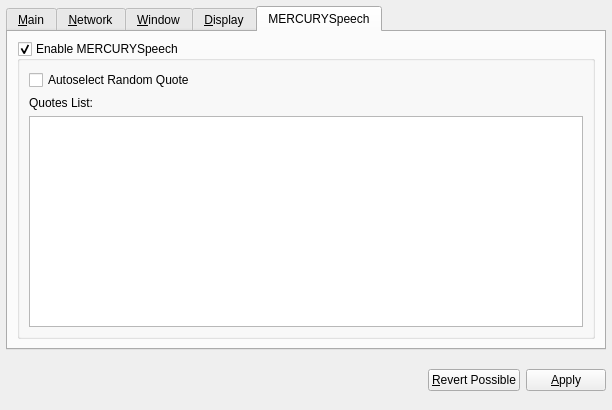
Qt form src/qt/forms/optionsdialog.ui (CyberCriminal0/Mercury) before a commit.
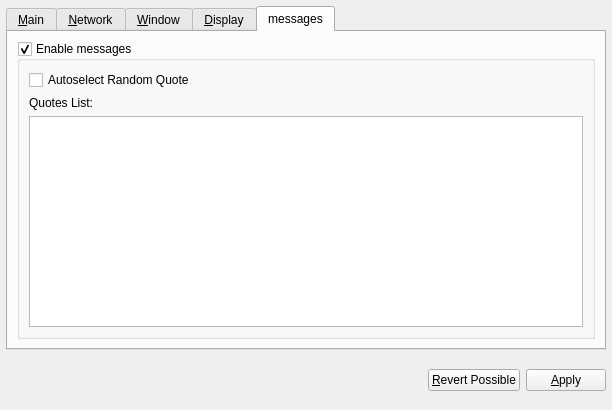
The same form after that commit. Custom widgets are drawn as their Qt base class.

```diff
--- a/src/qt/forms/optionsdialog.ui
+++ b/src/qt/forms/optionsdialog.ui
@@ -422,13 +422,13 @@
      </widget>
      <widget class="QWidget" name="tabSpeech">
       <attribute name="title">
-       <string>MERCURYSpeech</string>
+       <string>messages</string>
       </attribute>
       <layout class="QGridLayout" name="gridLayout_3">
        <item row="0" column="0">
         <widget class="QGroupBox" name="mercurySpeechGroupbox">
          <property name="title">
-          <string>Enable MERCURYSpeech</string>
+          <string>Enable messages</string>
          </property>
          <property name="checkable">
           <bool>true</bool>
```
